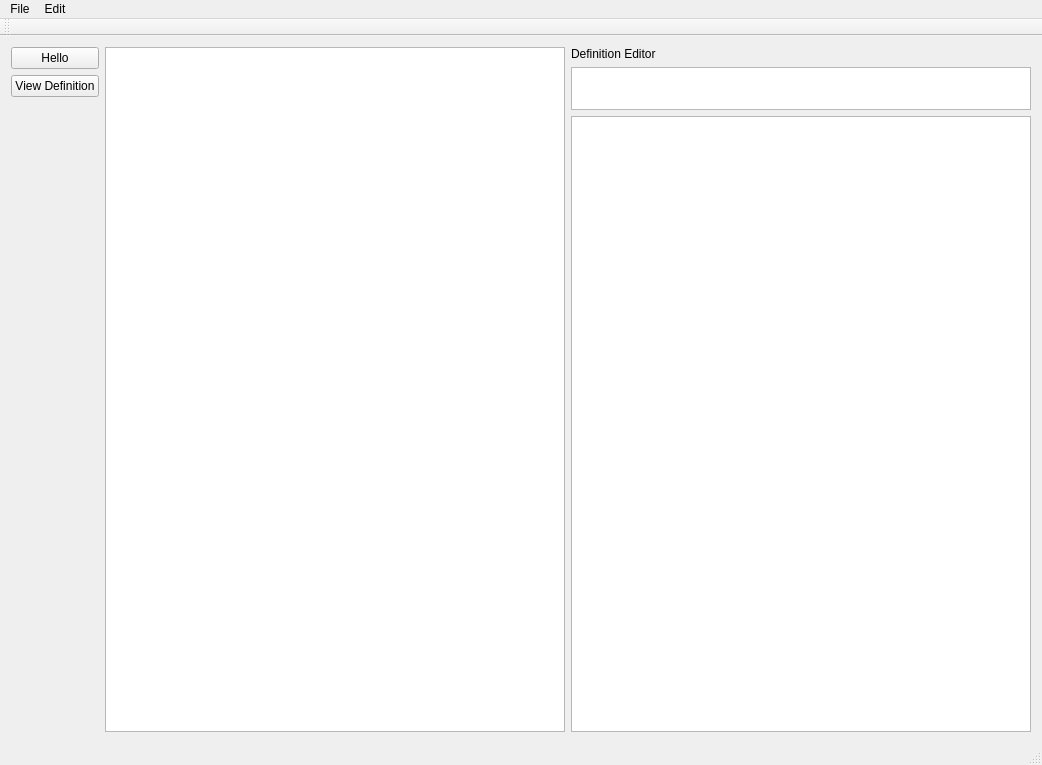
The window that lessonGUI/mainwindow.ui (featherboa50/WWU_LLEyeTrack) describes before a commit, drawn with Qt 5.
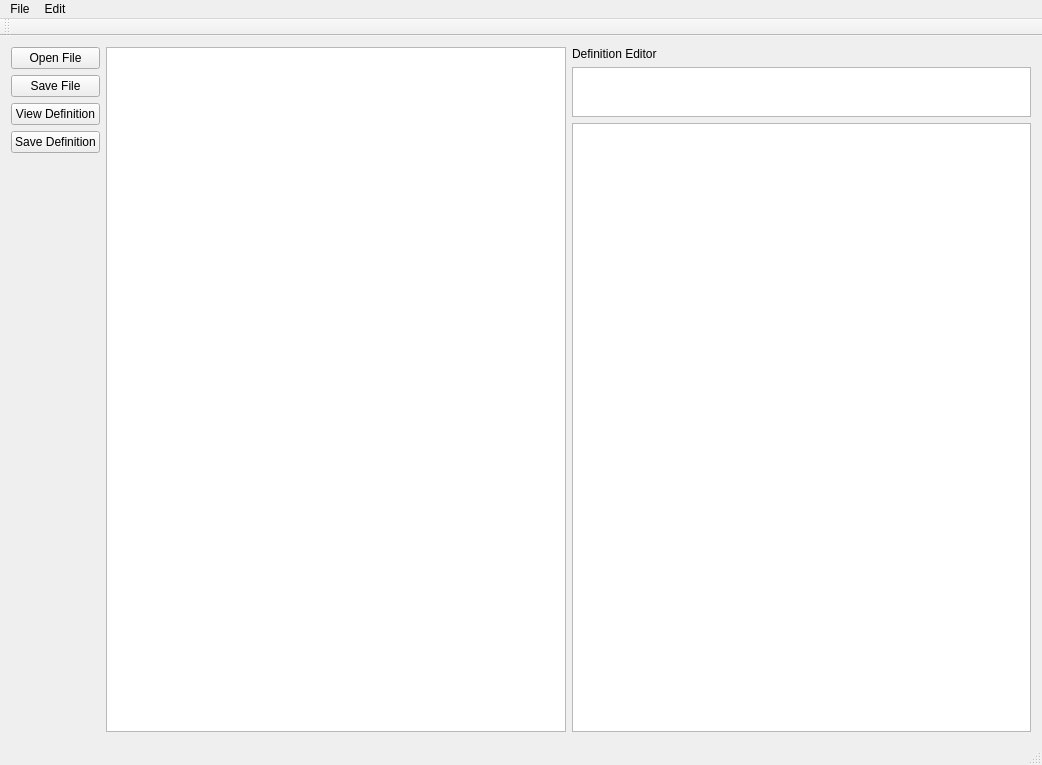
The same window after the commit.

Diff of the .ui file:
```diff
--- a/lessonGUI/mainwindow.ui
+++ b/lessonGUI/mainwindow.ui
@@ -20,9 +20,16 @@
       <item>
        <layout class="QVBoxLayout" name="verticalLayout">
         <item>
-         <widget class="QPushButton" name="pushButton">
+         <widget class="QPushButton" name="pushButton_3">
           <property name="text">
-           <string>Hello</string>
+           <string>Open File</string>
+          </property>
+         </widget>
+        </item>
+        <item>
+         <widget class="QPushButton" name="pushButton_4">
+          <property name="text">
+           <string>Save File</string>
           </property>
          </widget>
         </item>
@@ -33,6 +40,13 @@
           </property>
          </widget>
         </item>
+        <item>
+         <widget class="QPushButton" name="pushButton">
+          <property name="text">
+           <string>Save Definition</string>
+          </property>
+         </widget>
+        </item>
         <item>
          <spacer name="verticalSpacer">
           <property name="orientation">
@@ -61,11 +75,11 @@
          </widget>
         </item>
         <item>
-         <widget class="QPlainTextEdit" name="plainTextEdit">
+         <widget class="QTextEdit" name="textEdit_3">
           <property name="maximumSize">
            <size>
             <width>16777215</width>
-            <height>43</height>
+            <height>50</height>
            </size>
           </property>
          </widget>
```
Left out of the diff: 2 changed lines with no effect on the pictures.
